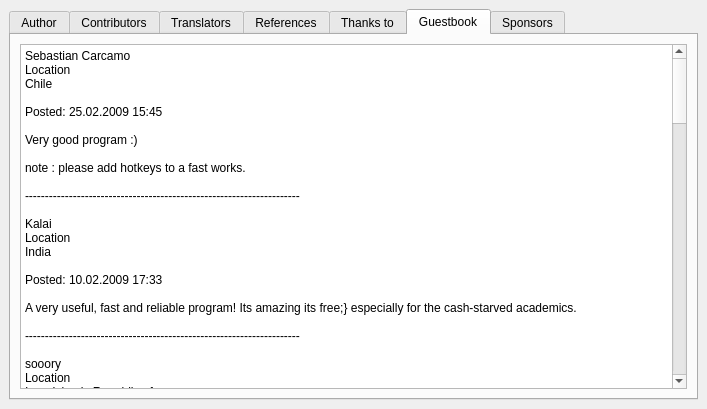
Before: the Qt Designer form fet/src/interface/helpaboutform_template.ui in vonmecheln/fet, drawn with Qt 5.
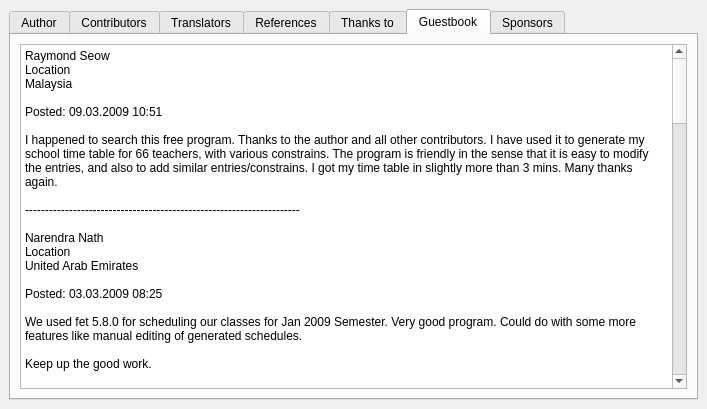
After: the same form once the commit is applied. The open tabs and pages were chosen to show the change.

Diff of the .ui file:
```diff
--- a/fet/src/interface/helpaboutform_template.ui
+++ b/fet/src/interface/helpaboutform_template.ui
@@ -399,7 +399,29 @@
 &lt;html>&lt;head>&lt;meta name="qrichtext" content="1" />&lt;style type="text/css">
 p, li { white-space: pre-wrap; }
 &lt;/style>&lt;/head>&lt;body style=" font-family:'Sans Serif'; font-size:10pt; font-weight:400; font-style:normal;">
-&lt;p style=" margin-top:0px; margin-bottom:0px; margin-left:0px; margin-right:0px; -qt-block-indent:0; text-indent:0px;">&lt;span style=" font-size:9pt;">Sebastian Carcamo&lt;/span>&lt;/p>
+&lt;p style=" margin-top:0px; margin-bottom:0px; margin-left:0px; margin-right:0px; -qt-block-indent:0; text-indent:0px;">&lt;span style=" font-size:9pt;">Raymond Seow&lt;/span>&lt;/p>
+&lt;p style=" margin-top:0px; margin-bottom:0px; margin-left:0px; margin-right:0px; -qt-block-indent:0; text-indent:0px; font-size:9pt;">Location&lt;/p>
+&lt;p style=" margin-top:0px; margin-bottom:0px; margin-left:0px; margin-right:0px; -qt-block-indent:0; text-indent:0px; font-size:9pt;">Malaysia&lt;/p>
+&lt;p style="-qt-paragraph-type:empty; margin-top:0px; margin-bottom:0px; margin-left:0px; margin-right:0px; -qt-block-indent:0; text-indent:0px; font-size:9pt;">&lt;/p>
+&lt;p style=" margin-top:0px; margin-bottom:0px; margin-left:0px; margin-right:0px; -qt-block-indent:0; text-indent:0px; font-size:9pt;">Posted: 09.03.2009 10:51&lt;/p>
+&lt;p style="-qt-paragraph-type:empty; margin-top:0px; margin-bottom:0px; margin-left:0px; margin-right:0px; -qt-block-indent:0; text-indent:0px; font-size:9pt;">&lt;/p>
+&lt;p style=" margin-top:0px; margin-bottom:0px; margin-left:0px; margin-right:0px; -qt-block-indent:0; text-indent:0px; font-size:9pt;">I happened to search this free program. Thanks to the author and all other contributors. I have used it to generate my school time table for 66 teachers, with various constrains. The program is friendly in the sense that it is easy to modify the entries, and also to add similar entries/constrains. I got my time table in slightly more than 3 mins. Many thanks again.&lt;/p>
+&lt;p style="-qt-paragraph-type:empty; margin-top:0px; margin-bottom:0px; margin-left:0px; margin-right:0px; -qt-block-indent:0; text-indent:0px; font-size:9pt;">&lt;/p>
+&lt;p style=" margin-top:0px; margin-bottom:0px; margin-left:0px; margin-right:0px; -qt-block-indent:0; text-indent:0px; font-size:9pt;">---------------------------------------------------------------------&lt;/p>
+&lt;p style="-qt-paragraph-type:empty; margin-top:0px; margin-bottom:0px; margin-left:0px; margin-right:0px; -qt-block-indent:0; text-indent:0px; font-size:9pt;">&lt;/p>
+&lt;p style=" margin-top:0px; margin-bottom:0px; margin-left:0px; margin-right:0px; -qt-block-indent:0; text-indent:0px; font-size:9pt;">Narendra Nath&lt;/p>
+&lt;p style=" margin-top:0px; margin-bottom:0px; margin-left:0px; margin-right:0px; -qt-block-indent:0; text-indent:0px; font-size:9pt;">Location&lt;/p>
+&lt;p style=" margin-top:0px; margin-bottom:0px; margin-left:0px; margin-right:0px; -qt-block-indent:0; text-indent:0px; font-size:9pt;">United Arab Emirates&lt;/p>
+&lt;p style="-qt-paragraph-type:empty; margin-top:0px; margin-bottom:0px; margin-left:0px; margin-right:0px; -qt-block-indent:0; text-indent:0px; font-size:9pt;">&lt;/p>
+&lt;p style=" margin-top:0px; margin-bottom:0px; margin-left:0px; margin-right:0px; -qt-block-indent:0; text-indent:0px; font-size:9pt;">Posted: 03.03.2009 08:25&lt;/p>
+&lt;p style="-qt-paragraph-type:empty; margin-top:0px; margin-bottom:0px; margin-left:0px; margin-right:0px; -qt-block-indent:0; text-indent:0px; font-size:9pt;">&lt;/p>
+&lt;p style=" margin-top:0px; margin-bottom:0px; margin-left:0px; margin-right:0px; -qt-block-indent:0; text-indent:0px; font-size:9pt;">We used fet 5.8.0 for scheduling our classes for Jan 2009 Semester. Very good program. Could do with some more features like manual editing of generated schedules.&lt;/p>
+&lt;p style="-qt-paragraph-type:empty; margin-top:0px; margin-bottom:0px; margin-left:0px; margin-right:0px; -qt-block-indent:0; text-indent:0px; font-size:9pt;">&lt;/p>
+&lt;p style=" margin-top:0px; margin-bottom:0px; margin-left:0px; margin-right:0px; -qt-block-indent:0; text-indent:0px; font-size:9pt;">Keep up the good work.&lt;/p>
+&lt;p style="-qt-paragraph-type:empty; margin-top:0px; margin-bottom:0px; margin-left:0px; margin-right:0px; -qt-block-indent:0; text-indent:0px; font-size:9pt;">&lt;/p>
+&lt;p style=" margin-top:0px; margin-bottom:0px; margin-left:0px; margin-right:0px; -qt-block-indent:0; text-indent:0px; font-size:9pt;">---------------------------------------------------------------------&lt;/p>
+&lt;p style="-qt-paragraph-type:empty; margin-top:0px; margin-bottom:0px; margin-left:0px; margin-right:0px; -qt-block-indent:0; text-indent:0px; font-size:9pt;">&lt;/p>
+&lt;p style=" margin-top:0px; margin-bottom:0px; margin-left:0px; margin-right:0px; -qt-block-indent:0; text-indent:0px; font-size:9pt;">Sebastian Carcamo&lt;/p>
 &lt;p style=" margin-top:0px; margin-bottom:0px; margin-left:0px; margin-right:0px; -qt-block-indent:0; text-indent:0px; font-size:9pt;">Location&lt;/p>
 &lt;p style=" margin-top:0px; margin-bottom:0px; margin-left:0px; margin-right:0px; -qt-block-indent:0; text-indent:0px; font-size:9pt;">Chile&lt;/p>
 &lt;p style="-qt-paragraph-type:empty; margin-top:0px; margin-bottom:0px; margin-left:0px; margin-right:0px; -qt-block-indent:0; text-indent:0px; font-size:9pt;">&lt;/p>
```
Left out of the diff: 6 changed lines with no effect on the pictures.
